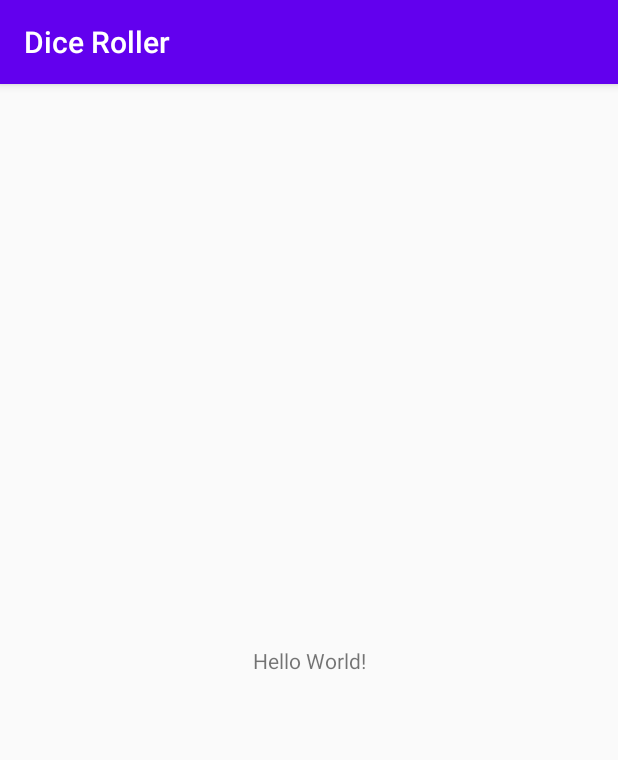
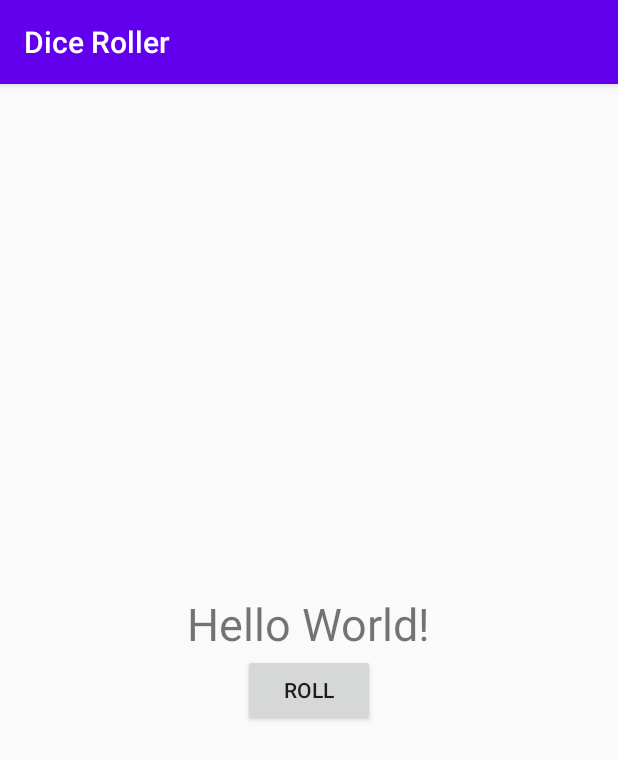
Before and after one commit to HimashiNethinikaRodrigo/AndroidMainComponents, an Android app: the screen it shows after launch (MainActivity), on a phone screen of 412 x 824 dp. Shown: the top 760 px of the screen. Run offline under Robolectric (Android 15) with nearby library versions, the phone set to English and light mode, and no system bars.

Commit message:
create text and button in linear layout

```diff
--- a/app/src/main/res/layout/activity_main.xml
+++ b/app/src/main/res/layout/activity_main.xml
@@ -1,18 +1,25 @@
 <?xml version="1.0" encoding="utf-8"?>
-<androidx.constraintlayout.widget.ConstraintLayout xmlns:android="http://schemas.android.com/apk/res/android"
-    xmlns:app="http://schemas.android.com/apk/res-auto"
+<LinearLayout xmlns:android="http://schemas.android.com/apk/res/android"
     xmlns:tools="http://schemas.android.com/tools"
     android:layout_width="match_parent"
-    android:layout_height="match_parent"
+    android:layout_height="wrap_content"
+    android:orientation="vertical"
+    android:layout_gravity="center_vertical"
     tools:context=".MainActivity">
 
     <TextView
+        android:id="@+id/textViewHello"
         android:layout_width="wrap_content"
         android:layout_height="wrap_content"
-        android:text="Hello World!"
-        app:layout_constraintBottom_toBottomOf="parent"
-        app:layout_constraintLeft_toLeftOf="parent"
-        app:layout_constraintRight_toRightOf="parent"
-        app:layout_constraintTop_toTopOf="parent" />
+        android:layout_gravity="center_horizontal"
+        android:textSize="30sp"
+        android:text="Hello World!" />
 
-</androidx.constraintlayout.widget.ConstraintLayout>
+    <Button
+        android:id="@+id/buttonRoll"
+        android:layout_width="wrap_content"
+        android:layout_height="wrap_content"
+        android:layout_gravity="center_horizontal"
+        android:text="@string/roll_label" />
+
+</LinearLayout>
```
